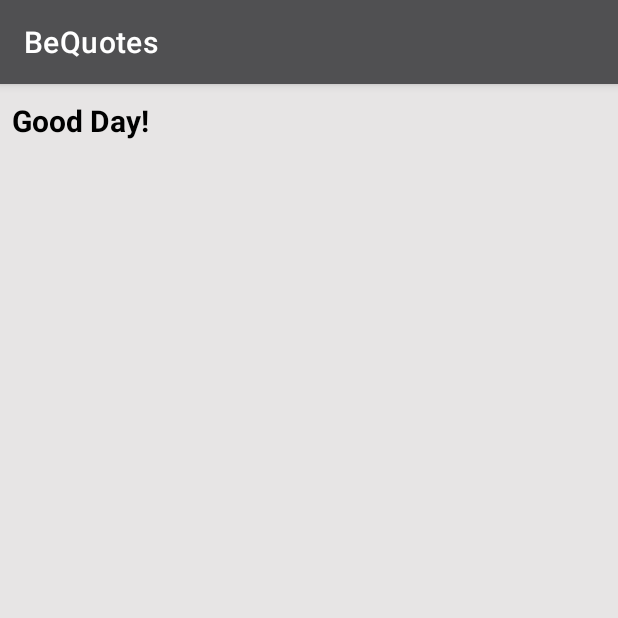
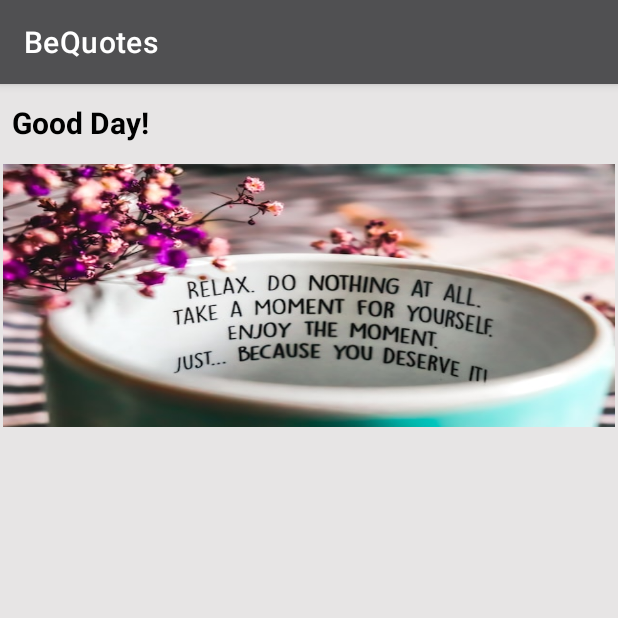
Before and after one commit to simonskayi/BeQuotes, an Android app: the screen it shows after launch (MainActivity), on a phone screen of 412 x 824 dp, the top half of it. Run offline under Robolectric (Android 15) with nearby library versions, the phone set to English and light mode, and no system bars.

Commit message:
changed main activity ui

```diff
--- a/app/src/main/res/layout/activity_main.xml
+++ b/app/src/main/res/layout/activity_main.xml
@@ -27,7 +27,7 @@
         android:layout_width="wrap_content"
         android:layout_height="wrap_content"
         android:orientation="horizontal"
-        app:layout_constraintGuide_begin="49dp" />
+        app:layout_constraintGuide_percent="0.067031465" />
 
     <androidx.recyclerview.widget.RecyclerView
         android:id="@+id/recyclerView"
@@ -36,6 +36,28 @@
         app:layout_constraintBottom_toBottomOf="parent"
         app:layout_constraintEnd_toEndOf="parent"
         app:layout_constraintStart_toStartOf="parent"
-        app:layout_constraintTop_toTopOf="@+id/guideline11" />
+        app:layout_constraintTop_toBottomOf="@+id/imageView" />
+
+    <androidx.constraintlayout.widget.Guideline
+        android:id="@+id/guideline2"
+        android:layout_width="wrap_content"
+        android:layout_height="wrap_content"
+        android:orientation="horizontal"
+        app:layout_constraintGuide_percent="0.3" />
+
+    <ImageView
+        android:id="@+id/imageView"
+        android:layout_width="0dp"
+        android:layout_height="0dp"
+        android:layout_marginStart="2dp"
+        android:layout_marginTop="2dp"
+        android:layout_marginEnd="2dp"
+        android:layout_marginBottom="2dp"
+        android:scaleType="fitXY"
+        app:layout_constraintBottom_toTopOf="@+id/guideline2"
+        app:layout_constraintEnd_toEndOf="parent"
+        app:layout_constraintStart_toStartOf="parent"
+        app:layout_constraintTop_toTopOf="@+id/guideline11"
+        app:srcCompat="@drawable/takwaunsplash" />
 
 </androidx.constraintlayout.widget.ConstraintLayout>
```
Also changed, not shown: app/src/main/res/drawable/takwaunsplash.jpg (added).
